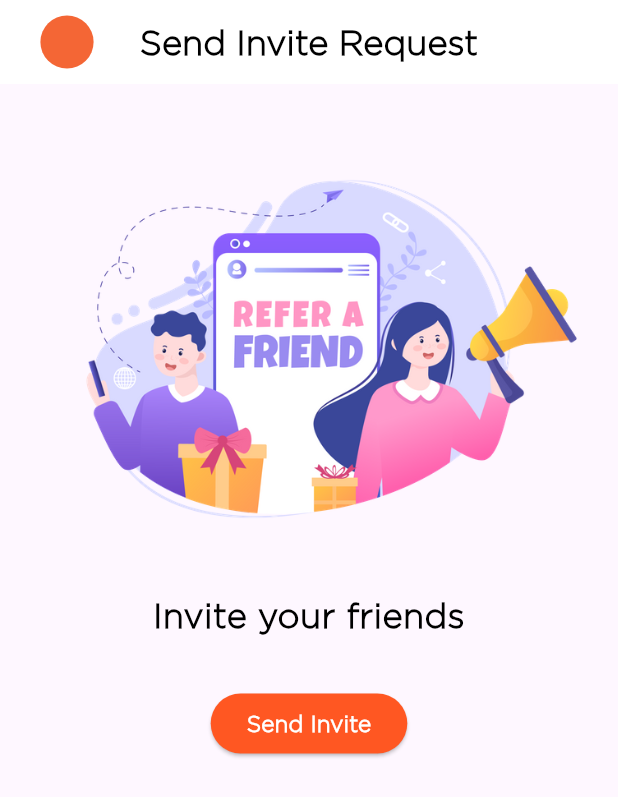
After one commit to Hammadkhan0034/Daone, a Flutter app: the SendInviteScreen screen opened directly, on a phone screen of 412 x 824 dp. The commit adds this screen. Shown: the top 797 px of the screen. Run offline on Flutter 3.47's test engine with Material 3 defaults, Android fonts, the phone set to English and light mode, and no system bars; our stand-ins replace audioplayers, cached_network_image, chewie, cloud_firestore, confetti, connectivity_plus and 21 more; missing offline and left inert: alarm, android_alarm_manager_plus, flutter_downloader, flutter_facebook_auth, selectable, video_thumbnail; accounts and stored records are empty.

Commit message:
Invite frend, create group, refer

```diff
--- /dev/null
+++ b/lib/presentation/send_friend_invite/send_friend_invite.dart
@@ -0,0 +1,80 @@
+import 'package:daone/core/utils/image_constant.dart';
+import 'package:flutter/material.dart';
+import 'package:get/get.dart';
+
+import '../../core/utils/size_utils.dart';
+import '../../widgets/app_bar/appbar_iconbutton.dart';
+
+class SendInviteScreen extends StatefulWidget {
+  @override
+  _SendInviteScreenState createState() => _SendInviteScreenState();
+}
+
+class _SendInviteScreenState extends State<SendInviteScreen> {
+
+
+  @override
+  Widget build(BuildContext context) {
+    return Scaffold(
+      appBar: AppBar(
+        backgroundColor: Colors.white,
+        centerTitle: true,
+        title: Text('Send Invite Request',
+            style:
+            TextStyle(
+                fontFamily: 'Gotham Light',
+                fontWeight: FontWeight.w800,
+                fontSize: 23, color: Colors.black)),
+        leadingWidth: 68,
+        leading: AppbarIconbutton(
+          onTap: () {
+            Get.back();
+          },
+          svgPath: ImageConstant.imgInfo,
+          margin: getMargin(
+            left: 10,
+            top: 10,
+            bottom: 10,
+          ),
+        ),
+
+      ),
+      body: Padding(
+        padding: EdgeInsets.all(16.0),
+        child: Column(
+          crossAxisAlignment: CrossAxisAlignment.center,
+          children: [
+            SizedBox(height: Get.height*0.02),
+            Container(
+              margin: EdgeInsets.only(left: 30),
+                height: Get.height*0.35,
+
+                child: Image.asset('assets/images/referfriend.png')),
+            SizedBox(height: Get.height*0.02),
+            Text('Invite your friends',
+                textAlign: TextAlign.center,
+                style:
+                TextStyle(
+                    fontFamily: 'Gotham Light',
+                    fontWeight: FontWeight.w800,
+                    fontSize: 23, color: Colors.black)),
+            SizedBox(height: 32.0),
+ElevatedButton(
+  style: ElevatedButton.styleFrom(
+
+    backgroundColor: Colors.deepOrange
+  ),
+
+  onPressed: (){}, child: Text('Send Invite',
+    textAlign: TextAlign.center,
+    style:
+    TextStyle(
+        fontFamily: 'Gotham Light',
+        fontWeight: FontWeight.w800,
+        fontSize: 15, color: Colors.white)),)
+          ],
+        ),
+      ),
+    );
+  }
+}
--- a/pubspec.yaml
+++ b/pubspec.yaml
@@ -24,6 +24,7 @@ dependencies:
   flutter_facebook_auth: ^6.0.2
   confetti: ^0.7.0
   audioplayers: ^5.2.0
+  contacts_service: ^0.6.3
   image_picker: ^1.0.4
   permission_handler: ^11.0.1
   firebase_storage: ^11.2.8
```
Also changed, not shown: lib/main.dart (+5 -2 lines), lib/presentation/friend_finder/friend_finder.dart (added, +147 -0 lines), lib/presentation/group_page/controller/group_controller.dart (+28 -20 lines), lib/presentation/group_page/creategroup.dart (+32 -27 lines), lib/presentation/group_page/models/group_model.dart (+18 -12 lines), lib/presentation/group_page/models/view_friends_model.dart (+24 -5 lines), assets/images/referfriend.png (added), pubspec.lock, 3 other files.
